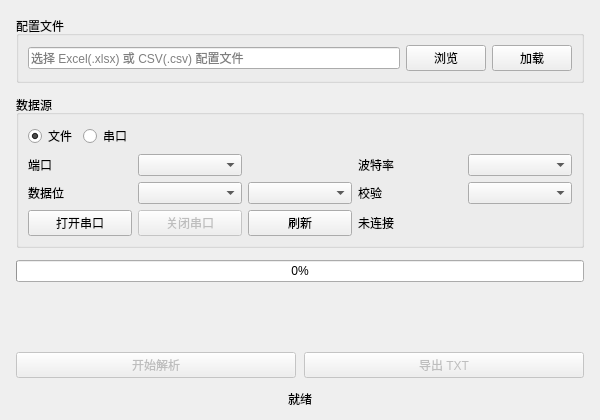
The window that widget.ui (BAKUMAN-0704/UARTStreamParsing) describes before a commit, drawn with Qt 5.
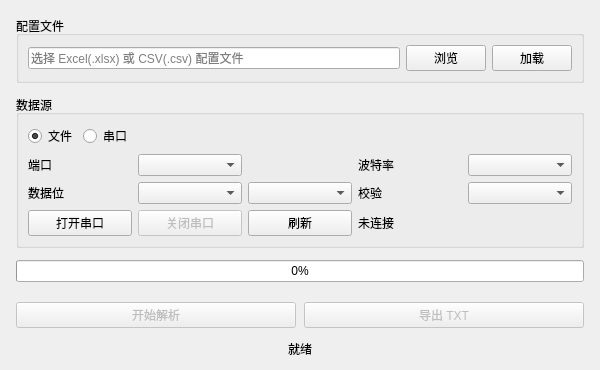
The same window after the commit.

The edit to the form file:
```diff
--- a/widget.ui
+++ b/widget.ui
@@ -7,7 +7,7 @@
     <x>0</x>
     <y>0</y>
     <width>600</width>
-    <height>420</height>
+    <height>370</height>
    </rect>
   </property>
   <property name="minimumSize">
```
